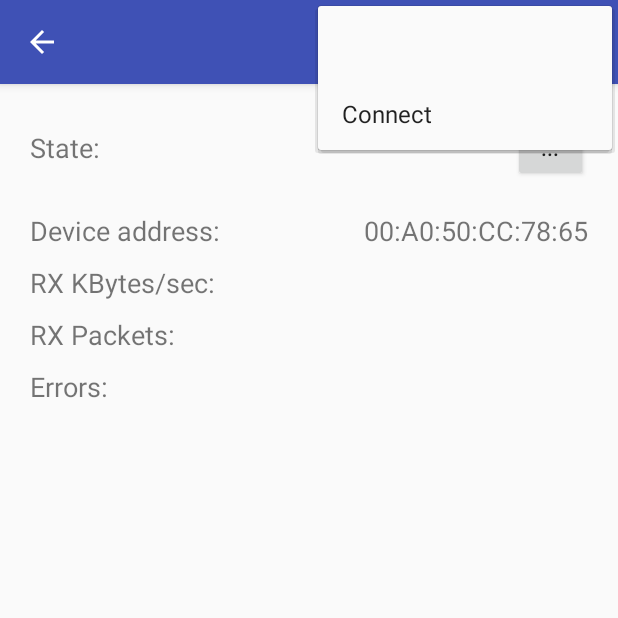
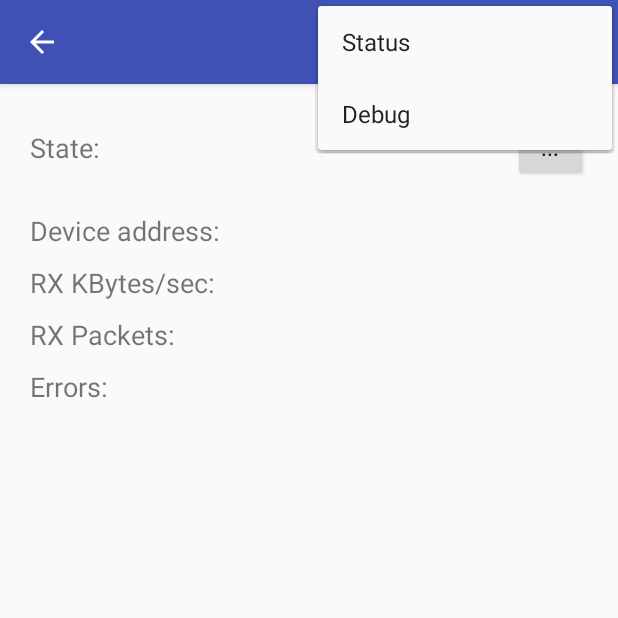
Before and after one commit to brian-silverman/yowatch, an Android app: the screen it shows after launch (MainActivity), with the options menu open, on a phone screen of 412 x 824 dp, the top half of it. Run offline under Robolectric (Android 15) with nearby library versions, the phone set to English and light mode, and no system bars; 3 statements that could not run were skipped.

Commit message:
phone - rough scanner activity

```diff
--- a/YoPhone/app/src/main/java/com/readysetstem/yophone/MainActivity.java
+++ b/YoPhone/app/src/main/java/com/readysetstem/yophone/MainActivity.java
@@ -16,6 +16,7 @@
 
 package com.readysetstem.yophone;
 
+import android.app.Activity;
 import android.bluetooth.BluetoothGattCharacteristic;
 import android.content.BroadcastReceiver;
 import android.content.ComponentName;
@@ -29,8 +30,11 @@ import android.support.v7.app.AppCompatActivity;
 import android.util.Log;
 import android.view.Menu;
 import android.view.MenuItem;
+import android.view.View;
+import android.widget.Button;
 import android.widget.ExpandableListView;
 import android.widget.TextView;
+import android.widget.Toast;
 
 import java.util.ArrayList;
 
@@ -42,6 +46,7 @@ import java.util.ArrayList;
  */
 public class MainActivity extends AppCompatActivity {
     private final static String TAG = MainActivity.class.getSimpleName();
+    private final int REQUEST_CODE_BT_CONNECT = 1;
 
     public static final String EXTRAS_DEVICE_NAME = "DEVICE_NAME";
     public static final String EXTRAS_DEVICE_ADDRESS = "DEVICE_ADDRESS";
@@ -59,9 +64,6 @@ public class MainActivity extends AppCompatActivity {
             new ArrayList<ArrayList<BluetoothGattCharacteristic>>();
     private boolean mConnected = false;
     private BluetoothGattCharacteristic mNotifyCharacteristic;
-
-    private final String LIST_NAME = "NAME";
-    private final String LIST_UUID = "UUID";
 
     // Code to manage Service lifecycle.
     private final ServiceConnection mServiceConnection = new ServiceConnection() {
@@ -96,7 +98,6 @@ public class MainActivity extends AppCompatActivity {
             if (BluetoothLeService.ACTION_GATT_CONNECTED.equals(action)) {
                 mConnected = true;
                 updateConnectionState(R.string.connected);
-                invalidateOptionsMenu();
             } else if (BluetoothLeService.ACTION_GATT_DISCONNECTED.equals(action)) {
                 mBluetoothLeService.setCharacteristicNotification(
                         mBluetoothLeService.getCharacteristic(
@@ -105,7 +106,6 @@ public class MainActivity extends AppCompatActivity {
                         false);
                 mConnected = false;
                 updateConnectionState(R.string.disconnected);
-                invalidateOptionsMenu();
                 clearUI();
             } else if (BluetoothLeService.ACTION_GATT_SERVICES_DISCOVERED.equals(action)) {
                 mBluetoothLeService.setCharacteristicNotification(
@@ -128,14 +128,15 @@ public class MainActivity extends AppCompatActivity {
     @Override
     public void onCreate(Bundle savedInstanceState) {
         super.onCreate(savedInstanceState);
-        setContentView(R.layout.main_status);
+        setContentView(R.layout.main_activity);
 
-        final Intent intent = getIntent();
-        mDeviceName = intent.getStringExtra(EXTRAS_DEVICE_NAME);
-        mDeviceAddress = intent.getStringExtra(EXTRAS_DEVICE_ADDRESS);
+        mDeviceName = null;
+        mDeviceAddress = null;
+        /*
         if (mDeviceAddress == null) {
             mDeviceAddress = "00:A0:50:CC:78:65";
         }
+         */
 
         // Sets up UI references.
         ((TextView) findViewById(R.id.device_address)).setText(mDeviceAddress);
@@ -148,6 +149,13 @@ public class MainActivity extends AppCompatActivity {
         getSupportActionBar().setDisplayHomeAsUpEnabled(true);
         Intent gattServiceIntent = new Intent(this, BluetoothLeService.class);
         bindService(gattServiceIntent, mServiceConnection, BIND_AUTO_CREATE);
+    }
+
+    public void onClickConnectButton(View v)
+    {
+        mBluetoothLeService.disconnect();
+        final Intent intent = new Intent(this, ConnectActivity.class);
+        startActivityForResult(intent, REQUEST_CODE_BT_CONNECT);
     }
 
     @Override
@@ -175,25 +183,18 @@ public class MainActivity extends AppCompatActivity {
 
     @Override
     public boolean onCreateOptionsMenu(Menu menu) {
-        getMenuInflater().inflate(R.menu.gatt_services, menu);
-        if (mConnected) {
-            menu.findItem(R.id.menu_connect).setVisible(false);
-            menu.findItem(R.id.menu_disconnect).setVisible(true);
-        } else {
-            menu.findItem(R.id.menu_connect).setVisible(true);
-            menu.findItem(R.id.menu_disconnect).setVisible(false);
-        }
+        getMenuInflater().inflate(R.menu.main_menu, menu);
         return true;
     }
 
     @Override
     public boolean onOptionsItemSelected(MenuItem item) {
         switch(item.getItemId()) {
-            case R.id.menu_connect:
-                mBluetoothLeService.connect(mDeviceAddress);
+            case R.id.menu_status:
+                final Intent intent = new Intent(this, ConnectActivity.class);
+                startActivityForResult(intent, 0);
                 return true;
-            case R.id.menu_disconnect:
-                mBluetoothLeService.disconnect();
+            case R.id.menu_debug:
                 return true;
             case android.R.id.home:
                 onBackPressed();
@@ -219,4 +220,20 @@ public class MainActivity extends AppCompatActivity {
         intentFilter.addAction(BluetoothLeService.ACTION_DATA_AVAILABLE);
         return intentFilter;
     }
+
+    @Override
+    protected void onActivityResult(int requestCode, int resultCode, Intent intent) {
+        // User chose not to enable Bluetooth.
+        Log.d(TAG, "onActivityResult");
+        if (requestCode == REQUEST_CODE_BT_CONNECT && resultCode == Activity.RESULT_OK) {
+            mDeviceName = intent.getStringExtra(EXTRAS_DEVICE_NAME);
+            mDeviceAddress = intent.getStringExtra(EXTRAS_DEVICE_ADDRESS);
+            mBluetoothLeService.connect(mDeviceAddress);
+
+        }
+
+        super.onActivityResult(requestCode, resultCode, intent);
+    }
+
+
 }
--- a/YoPhone/app/src/main/res/layout/connect_activity.xml
+++ b/YoPhone/app/src/main/res/layout/connect_activity.xml
@@ -10,8 +10,9 @@
     android:paddingTop="@dimen/activity_vertical_margin"
     tools:context="com.readysetstem.yophone.ConnectActivity">
 
-    <TextView
+    <ListView
+        android:id="@+id/list_view"
         android:layout_width="wrap_content"
         android:layout_height="wrap_content"
-        android:text="Hello World!" />
+        />
 </RelativeLayout>
--- a/YoPhone/app/src/main/res/layout/main_status.xml
+++ b/YoPhone/app/src/main/res/layout/main_activity.xml
@@ -13,11 +13,15 @@
      See the License for the specific language governing permissions and
      limitations under the License.
 -->
-<LinearLayout xmlns:android="http://schemas.android.com/apk/res/android"
-        android:orientation="vertical"
+<ScrollView xmlns:android="http://schemas.android.com/apk/res/android"
+    android:layout_width="match_parent"
+    android:layout_height="match_parent">
+
+<LinearLayout android:orientation="vertical"
         android:layout_width="match_parent"
         android:layout_height="wrap_content"
         android:layout_margin="20dp">
+
 
     <RelativeLayout
         android:layout_width="fill_parent"
@@ -35,11 +39,12 @@
             android:textSize="18sp" />
 
         <Button
-            android:id="@+id/btnAddExpense"
+            android:id="@+id/connect_button"
             android:layout_width="50dp"
             android:layout_height="match_parent"
             android:layout_alignParentRight="true"
-            android:text="..." />
+            android:text="..."
+            android:onClick="onClickConnectButton" />
 
     </RelativeLayout>
     <RelativeLayout
@@ -115,4 +120,7 @@
             />
     </RelativeLayout>
 
+
 </LinearLayout>
+
+</ScrollView>
--- a/YoPhone/app/src/main/res/menu/gatt_services.xml
+++ b/YoPhone/app/src/main/res/menu/main_menu.xml
@@ -13,17 +13,18 @@
      See the License for the specific language governing permissions and
      limitations under the License.
 -->
-<menu xmlns:android="http://schemas.android.com/apk/res/android">
-    <item android:id="@+id/menu_refresh"
-          android:checkable="false"
-          android:orderInCategory="1"
-          android:showAsAction="ifRoom"/>
-    <item android:id="@+id/menu_connect"
-          android:title="@string/menu_connect"
+<menu xmlns:app="http://schemas.android.com/apk/res-auto"
+    xmlns:android="http://schemas.android.com/apk/res/android">
+    <item android:id="@+id/menu_status"
+          android:title="@string/menu_status"
           android:orderInCategory="100"
-          android:showAsAction="ifRoom|withText"/>
-    <item android:id="@+id/menu_disconnect"
-          android:title="@string/menu_disconnect"
-          android:orderInCategory="101"
-          android:showAsAction="ifRoom|withText"/>
+        android:visible="true"
+        android:enabled="true"
+        android:checkable="false" />
+    <item android:id="@+id/menu_debug"
+        android:title="@string/menu_debug"
+        android:visible="true"
+        android:enabled="true"
+        android:checkable="false"
+        android:orderInCategory="102" />
 </menu>
--- a/YoPhone/app/src/main/res/values/strings.xml
+++ b/YoPhone/app/src/main/res/values/strings.xml
@@ -1,7 +1,5 @@
 <resources>
     <string name="app_name">WatchServer</string>
-    <string name="device_ble_not_supported">device_ble_not_supported</string>
-    <string name="device_bluetooth_not_supported">device_bluetooth_not_supported</string>
     <string name="label_data">Data:</string>
     <string name="label_device_address">Device address:</string>
     <string name="label_state">State:</string>
@@ -9,15 +7,17 @@
     <string name="connected">Connected</string>
     <string name="disconnected">Disconnected</string>
     <string name="title_devices">BLE Device Scan</string>
+    <string name="ble_not_supported">BLE is not supported</string>
+    <string name="error_bluetooth_not_supported">Bluetooth not supported.</string>
+    <string name="bluetooth_not_enabled">Bluetooth not enabled.</string>
+
 
     <string name="unknown_device">Unknown device</string>
     <string name="unknown_characteristic">Unknown characteristic</string>
     <string name="unknown_service">Unknown service</string>
 
     <!-- Menu items -->
-    <string name="menu_connect">Connect</string>
-    <string name="menu_disconnect">Disconnect</string>
-    <string name="menu_scan">Scan</string>
-    <string name="menu_stop">Stop</string>
+    <string name="menu_debug">Debug</string>
+    <string name="menu_status">Status</string>
 
 </resources>
```
Also changed, not shown: YoPhone/app/src/main/java/com/readysetstem/yophone/ConnectActivity.java (+182 -47 lines), YoPhone/app/src/main/res/layout/listitem_device.xml (added, +41 -0 lines).
